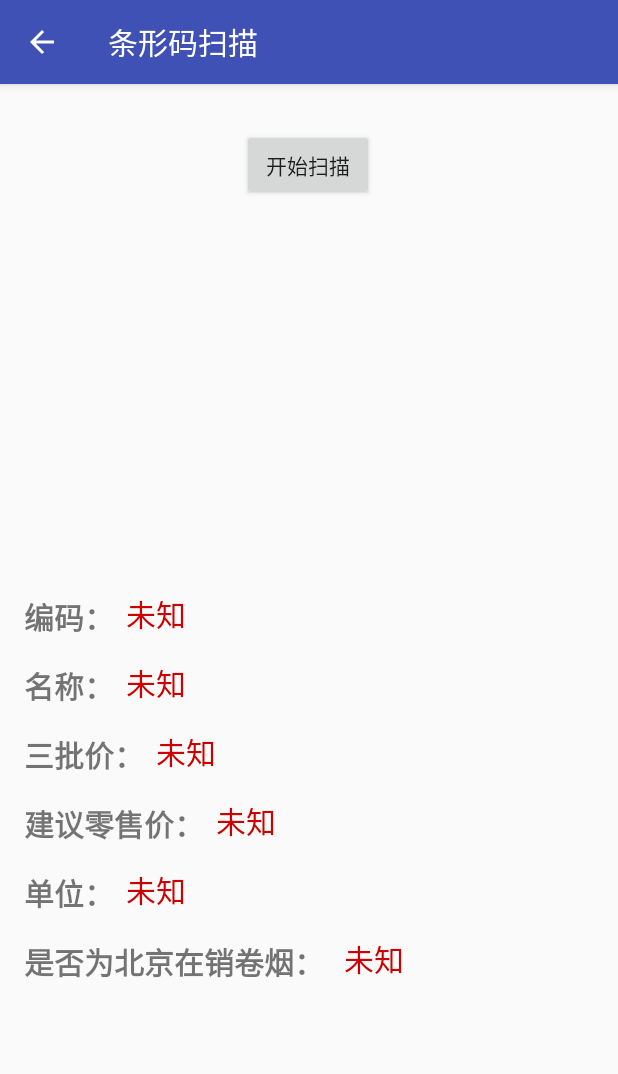
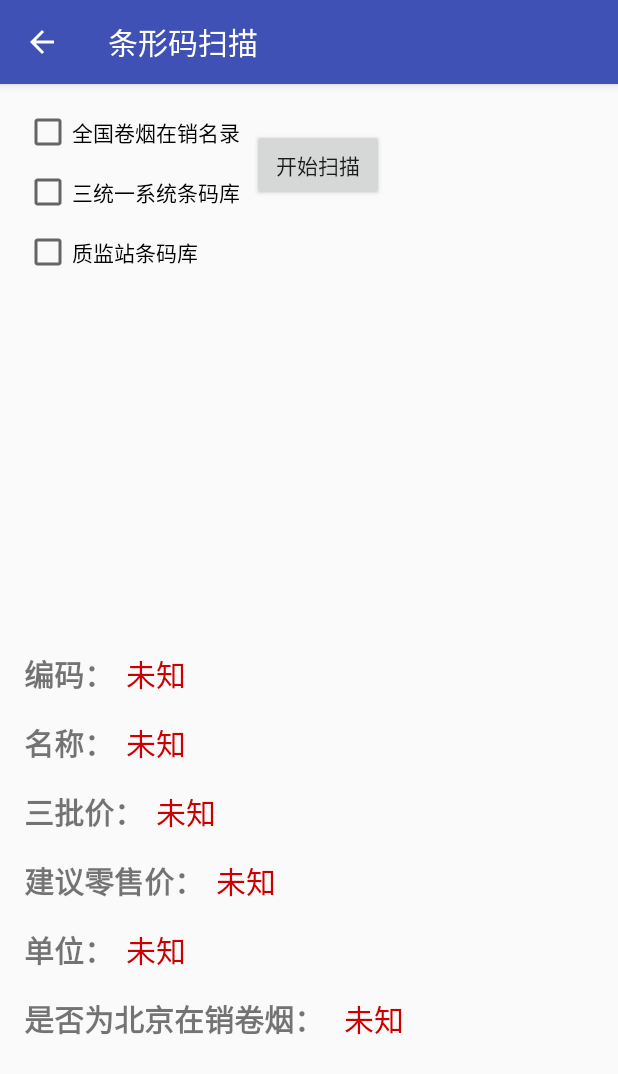
Before and after one commit to liuzhon4/32-digits, an Android app: the ScanActivity screen opened directly, with no data from a screen before it, on a phone screen of 412 x 824 dp. Shown: the top 1074 px of the screen. Run offline under Robolectric (Android 15) with nearby library versions, the phone set to English and light mode, and no system bars; libraries missing offline, so code that uses them is left out: jxl.read.biff.

Commit message:
add checkboxes to the scan view

```diff
--- a/app/src/main/java/com/example/edward/a32_digits/Digit32Activity.java
+++ b/app/src/main/java/com/example/edward/a32_digits/Digit32Activity.java
@@ -5,6 +5,7 @@ import android.content.Context;
 import android.content.DialogInterface;
 import android.content.Intent;
 import android.content.res.AssetManager;
+import android.graphics.Paint;
 import android.support.v7.app.AppCompatActivity;
 import android.os.Bundle;
 import android.util.Log;
@@ -84,6 +85,7 @@ public class Digit32Activity extends AppCompatActivity {
                 //check last 16 digits
                 if (last16.length() == 16) {
                     String licenseKey = getLicenseView(last16);
+                    mLicenseView.setPaintFlags(mLicenseView.getPaintFlags() | Paint.UNDERLINE_TEXT_FLAG);
                     mLicenseView.setText(licenseKey);
                     List<String> companyAndHome = getCompanyAndHome(last16);
                     mCompanyView.setText(companyAndHome.get(0) + "烟草");
--- a/app/src/main/java/com/example/edward/a32_digits/ScanActivity.java
+++ b/app/src/main/java/com/example/edward/a32_digits/ScanActivity.java
@@ -8,6 +8,7 @@ import android.os.Bundle;
 import android.util.Log;
 import android.view.View;
 import android.widget.Button;
+import android.widget.CheckBox;
 import android.widget.TextView;
 
 import com.znq.zbarcode.CaptureActivity;
@@ -22,26 +23,28 @@ import jxl.read.biff.BiffException;
 
 public class ScanActivity extends AppCompatActivity {
 
-    private Button mCaptureButton;
+//    private Button mCaptureButton;
     private TextView mBarCodeView;
     private TextView mCigaretteNameView;
     private TextView mWholeSalePriceView;
     private TextView mSuggestedPriceView;
     private TextView mManufacturerView;
     private TextView mSellInBeijingView;
+    private CheckBox mCheckBox1;
     private int QR_CODE = 1;
 
     @Override
     protected void onCreate(Bundle savedInstanceState) {
         super.onCreate(savedInstanceState);
         setContentView(R.layout.activity_scan);
-        mCaptureButton = findViewById(R.id.startCapture);
+        Button mCaptureButton = findViewById(R.id.startCapture);
         mBarCodeView = findViewById(R.id.barCodeView);
         mCigaretteNameView = findViewById(R.id.cigaretteNameView);
         mWholeSalePriceView = findViewById(R.id.wholeSalePriceView);
         mSuggestedPriceView = findViewById(R.id.suggestedPriceView);
         mManufacturerView = findViewById(R.id.manufacturerView);
         mSellInBeijingView = findViewById(R.id.sellInBeijingView);
+        mCheckBox1 = findViewById(R.id.checkBox1);
 
         mCaptureButton.setOnClickListener(new View.OnClickListener() {
             @Override
@@ -57,6 +60,8 @@ public class ScanActivity extends AppCompatActivity {
         if (requestCode == QR_CODE && resultCode == RESULT_OK) {
             if(null == data) return;
             Bundle b = data.getExtras();
+            try {
+
                 String result = b.getString(CaptureActivity.EXTRA_STRING);
                 Log.d("scannedCode", result);
 
@@ -67,19 +72,11 @@ public class ScanActivity extends AppCompatActivity {
                 mSuggestedPriceView.setText(all.get(3));
                 mManufacturerView.setText(all.get(4));
                 mSellInBeijingView.setText(all.get(5));
-//            StringBuilder sb = new StringBuilder();
-//            sb.append("编码：" + all.get(0) + "\n");
-//            sb.append("名称：" + all.get(1) + "\n");
-//            sb.append("三批价：" + all.get(2) + "\n");
-//            sb.append("建议零售价：" + all.get(3) + "\n");
-//            sb.append("单位：" + all.get(4) + "\n");
-//            sb.append("是否为北京在销卷烟：" + all.get(5) + "\n");
-//            getAlertDialog(sb.toString());
-//            Log.d("BarCode", all.get(0));
-//            Log.d("Name", all.get(1));
-//            Log.d("WholesalePrice", all.get(2));
-//            Log.d("Unit", all.get(3));
-//            Log.d("PS", all.get(4));
+
+            } catch (NullPointerException e) {
+                Log.e("capture", e.getMessage());
+            }
+
 
         }
     }
@@ -89,12 +86,12 @@ public class ScanActivity extends AppCompatActivity {
         Boolean found = false;
         ArrayList<String> result = new ArrayList<>(Arrays.asList(barCode, "未知", "未知", "未知", "未知", "未知"));
         try {
+            if (mCheckBox1.isChecked()) {
                 Workbook wb = Workbook.getWorkbook(getAssets().open("20171121全国卷烟在销名录.xls"));
                 Sheet sheet = wb.getSheet(0);
                 for(int i = 2; i < sheet.getRows(); i++) {
                     String tempBar = sheet.getCell(14, i).getContents().trim();
                     String tempBox = sheet.getCell(15, i).getContents().trim();
-//                Log.d("read cell", temp);
                     if (tempBar.equals(barCode) || tempBox.equals(barCode)) {
                         row = i;
                         found = true;
@@ -108,6 +105,8 @@ public class ScanActivity extends AppCompatActivity {
                     result.add(4, sheet.getCell(3, row).getContents().trim());
                     result.add(5, sheet.getCell(21,row).getContents().trim());
                 }
+            }
+
 
         } catch (IOException e) {
             Log.e("IOException: ", e.getMessage());
--- a/app/src/main/res/layout/activity_digit_32.xml
+++ b/app/src/main/res/layout/activity_digit_32.xml
@@ -142,7 +142,7 @@
 
         android:layout_alignBaseline="@+id/distributionDateView"
         android:layout_alignBottom="@+id/distributionDateView"
-        android:layout_toEndOf="@+id/last16View"
+        android:layout_alignStart="@+id/boxView"
         android:text="@string/unknown"
         android:textSize="24sp"
         app:layout_constraintBottom_toTopOf="@+id/boxView"
--- a/app/src/main/res/layout/activity_scan.xml
+++ b/app/src/main/res/layout/activity_scan.xml
@@ -2,6 +2,7 @@
 <android.support.constraint.ConstraintLayout xmlns:android="http://schemas.android.com/apk/res/android"
     xmlns:app="http://schemas.android.com/apk/res-auto"
     xmlns:tools="http://schemas.android.com/tools"
+
     android:layout_width="match_parent"
     android:layout_height="match_parent"
     tools:context="com.example.edward.a32_digits.ScanActivity">
@@ -10,11 +11,11 @@
         android:id="@+id/startCapture"
         android:layout_width="wrap_content"
         android:layout_height="wrap_content"
+        android:layout_marginStart="8dp"
         android:layout_marginTop="30dp"
         android:text="@string/captureButton"
-        app:layout_constraintHorizontal_bias="0.498"
-        app:layout_constraintLeft_toLeftOf="parent"
         app:layout_constraintRight_toRightOf="parent"
+        app:layout_constraintStart_toEndOf="@+id/checkBox2"
         app:layout_constraintTop_toTopOf="parent" />
 
     <TextView
@@ -24,12 +25,15 @@
         android:layout_marginBottom="16dp"
         android:layout_marginLeft="16dp"
         android:layout_marginStart="16dp"
+        android:layout_marginTop="8dp"
         android:text="@string/barCode"
         android:textSize="20sp"
         android:textStyle="bold"
         app:layout_constraintBottom_toTopOf="@+id/cigaretteName"
         app:layout_constraintLeft_toLeftOf="parent"
-        app:layout_constraintStart_toStartOf="parent" />
+        app:layout_constraintStart_toStartOf="parent"
+        app:layout_constraintTop_toBottomOf="@+id/checkBox3"
+        app:layout_constraintVertical_bias="1.0" />
 
     <TextView
         android:id="@+id/cigaretteName"
@@ -91,7 +95,7 @@
         android:id="@+id/sellInBeijing"
         android:layout_width="wrap_content"
         android:layout_height="wrap_content"
-        android:layout_marginBottom="168dp"
+        android:layout_marginBottom="130dp"
         android:layout_marginEnd="11dp"
         android:layout_marginStart="8dp"
         android:text="@string/sellInBeijing"
@@ -167,7 +171,7 @@
         android:id="@+id/sellInBeijingView"
         android:layout_width="wrap_content"
         android:layout_height="wrap_content"
-        android:layout_marginBottom="170dp"
+        android:layout_marginBottom="130dp"
         android:layout_marginEnd="8dp"
         android:layout_marginStart="8dp"
         android:text="@string/unknown"
@@ -178,4 +182,34 @@
         app:layout_constraintHorizontal_bias="0.037"
         app:layout_constraintStart_toEndOf="@+id/sellInBeijing" />
 
+    <CheckBox
+        android:id="@+id/checkBox1"
+        android:layout_width="wrap_content"
+        android:layout_height="wrap_content"
+        android:layout_marginLeft="16dp"
+        android:layout_marginTop="16dp"
+        android:text="@string/DB1"
+        app:layout_constraintLeft_toLeftOf="parent"
+        app:layout_constraintTop_toTopOf="parent" />
+
+    <CheckBox
+        android:id="@+id/checkBox2"
+        android:layout_width="wrap_content"
+        android:layout_height="wrap_content"
+        android:layout_marginLeft="16dp"
+        android:layout_marginTop="8dp"
+        android:text="@string/DB2"
+        app:layout_constraintLeft_toLeftOf="parent"
+        app:layout_constraintTop_toBottomOf="@+id/checkBox1" />
+
+    <CheckBox
+        android:id="@+id/checkBox3"
+        android:layout_width="wrap_content"
+        android:layout_height="wrap_content"
+        android:layout_marginLeft="16dp"
+        android:layout_marginTop="8dp"
+        android:text="@string/DB3"
+        app:layout_constraintLeft_toLeftOf="parent"
+        app:layout_constraintTop_toBottomOf="@+id/checkBox2" />
+
 </android.support.constraint.ConstraintLayout>
--- a/app/src/main/res/values/strings.xml
+++ b/app/src/main/res/values/strings.xml
@@ -3,8 +3,8 @@
     <string name="part_1">32位码归属地查询</string>
     <string name="part_2">条形码扫描</string>
     <string name="search">搜索</string>
-    <string name="first16Name">请输入前16位码</string>
-    <string name="last16Name">请输入后16位码</string>
+    <string name="first16Name">请输入前16位编码</string>
+    <string name="last16Name">请输入后16位编码</string>
     <string name="distributionDate">分拣日期</string>
     <string name="boxNo">件码</string>
     <string name="derivedCode">派生码</string>
@@ -35,5 +35,7 @@
     <string name="suggestedPrice">建议零售价：</string>
     <string name="manufacturer">单位：</string>
     <string name="sellInBeijing">是否为北京在销卷烟：</string>
-
+    <string name="DB1">全国卷烟在销名录</string>
+    <string name="DB2">三统一系统条码库</string>
+    <string name="DB3">质监站条码库</string>
 </resources>
```
Also changed, not shown: app/src/main/java/com/example/edward/a32_digits/LicenseActivity.java (+13 -30 lines), app/src/main/res/layout/activity_license.xml (+8 -3 lines), 3 other files. Lines whose indentation alone changed are shown as unchanged.
